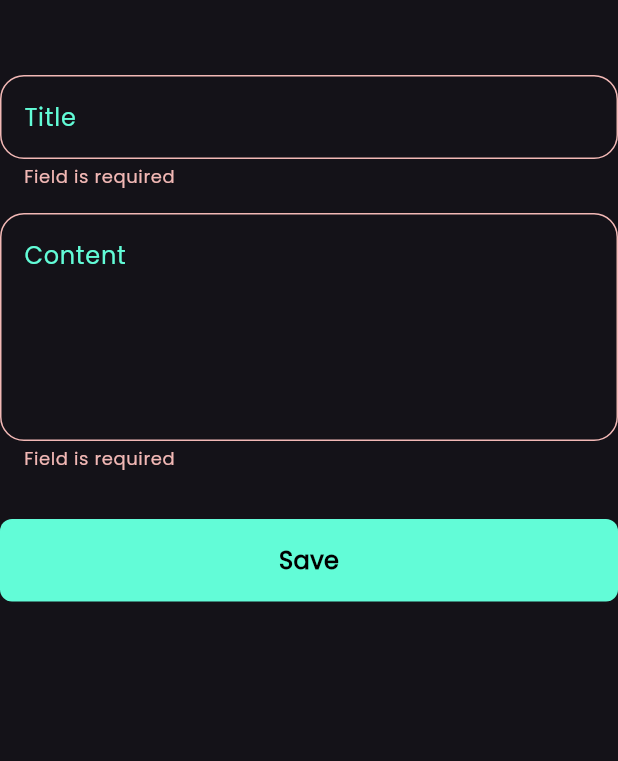
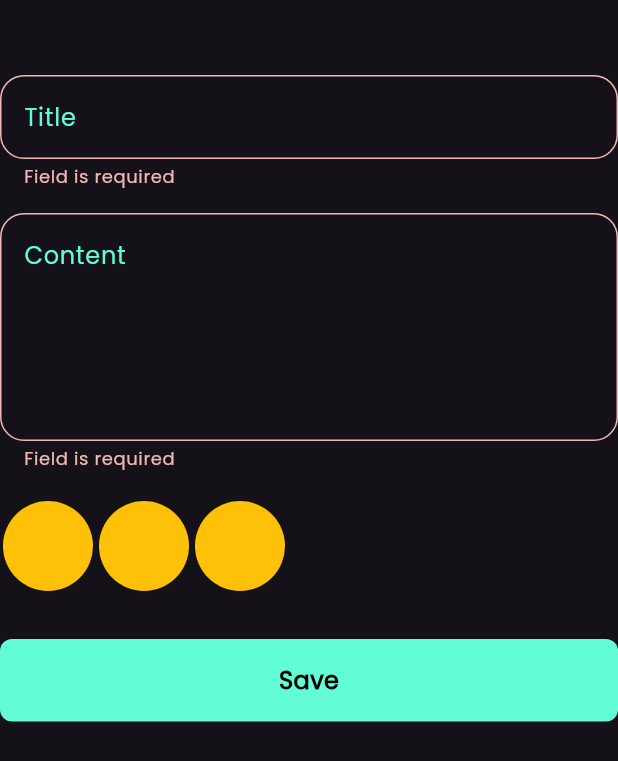
Before and after one commit to Abdelrhman-M98/note_app, a Flutter app: the AddNoteForm widget shown alone on an empty page, opened directly, after a tap on "Save", on a phone screen of 412 x 824 dp. Shown: the top 761 px of the screen. Run offline on Flutter 3.47's test engine with Material 3 defaults, Android fonts, the phone set to English and light mode, and no system bars; our stand-ins replace bloc, flutter_bloc, font_awesome_flutter, hive, hive_flutter; accounts and stored records are empty.

Commit message:
create colors list view 1

```diff
--- a/lib/Views/Widgets/add_note_form.dart
+++ b/lib/Views/Widgets/add_note_form.dart
@@ -1,6 +1,7 @@
 import 'package:flutter/material.dart';
 import 'package:flutter_bloc/flutter_bloc.dart';
 import 'package:intl/intl.dart';
+import 'package:note_app/Views/Widgets/colors_list_view.dart';
 import 'package:note_app/Views/Widgets/custom_button.dart';
 import 'package:note_app/Views/Widgets/custom_text_field.dart';
 import 'package:note_app/cubits/add_note/add_note_cubit.dart';
@@ -48,6 +49,13 @@ class _AddNoteFormState extends State<AddNoteForm> {
             maxLine: 5,
           ),
           const SizedBox(
+            height: 20,
+          ),
+          const SizedBox(
+            height: 60,
+            child: ColorsListView(),
+          ),
+          const SizedBox(
             height: 32,
           ),
           BlocBuilder<AddNoteCubit, AddNoteState>(
@@ -55,31 +63,34 @@ class _AddNoteFormState extends State<AddNoteForm> {
               return CustomButton(
                 isLoading: state is AddNoteLoading ? true : false,
                 onTap: () {
-                  if (key.currentState!.validate()) {
-                    var currentDate = DateTime.now();
-                    var formattedDate =
-                        DateFormat('dd-mm-yyyy').format(currentDate);
-
-                    key.currentState!.save();
-                    var noteModel = NoteModel(
-                        title: title!,
-                        subTitle: subTitle!,
-                        date: formattedDate.toString(),
-                        color: Colors.lightBlue.value);
-                    BlocProvider.of<AddNoteCubit>(context).addNote(noteModel);
-                  } else {
-                    autovalidateMode = AutovalidateMode.always;
-                    setState(() {});
-                  }
+                  validateAndSendData(context);
                 },
               );
             },
           ),
           const SizedBox(
-            height: 60,
+            height: 50,
           ),
         ],
       ),
     );
   }
+
+  void validateAndSendData(BuildContext context) {
+    if (key.currentState!.validate()) {
+      var currentDate = DateTime.now();
+      var formattedDate = DateFormat('dd-mm-yyyy').format(currentDate);
+
+      key.currentState!.save();
+      var noteModel = NoteModel(
+          title: title!,
+          subTitle: subTitle!,
+          date: formattedDate.toString(),
+          color: Colors.lightBlue.value);
+      BlocProvider.of<AddNoteCubit>(context).addNote(noteModel);
+    } else {
+      autovalidateMode = AutovalidateMode.always;
+      setState(() {});
+    }
+  }
 }
--- /dev/null
+++ b/lib/Views/Widgets/colors_list_view.dart
@@ -0,0 +1,28 @@
+import 'package:flutter/material.dart';
+
+class ColorItem extends StatelessWidget {
+  const ColorItem({super.key});
+
+  @override
+  Widget build(BuildContext context) {
+    return const CircleAvatar(
+      radius: 32,
+      backgroundColor: Colors.amber,
+    );
+  }
+}
+
+class ColorsListView extends StatelessWidget {
+  const ColorsListView({super.key});
+
+  @override
+  Widget build(BuildContext context) {
+    return ListView.builder(
+      scrollDirection: Axis.horizontal,
+      itemBuilder: (context, index) {
+        return const ColorItem();
+      },
+      itemCount: 3,
+    );
+  }
+}
```
